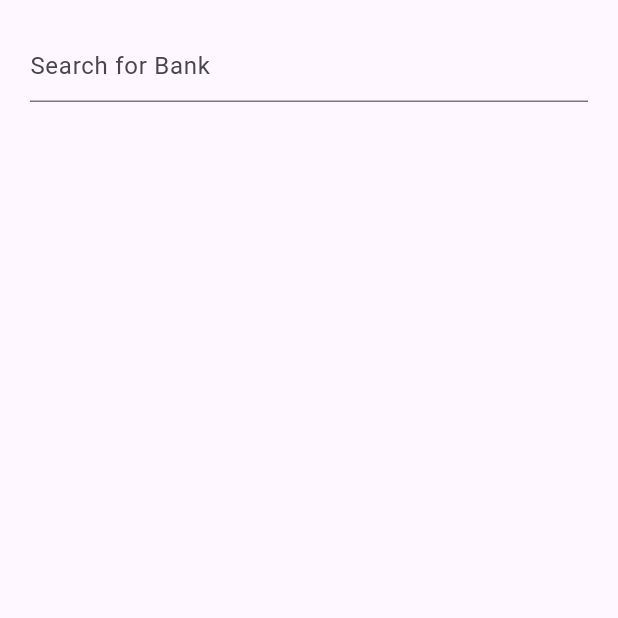
After one commit to Shadowsvg/widgets_gallery, a Flutter app: the screen it shows after launch, after a tap on "Bank Search Logic", on a phone screen of 412 x 824 dp, the top half of it. The commit adds this screen. Run offline on Flutter 3.47's test engine with Material 3 defaults, Android fonts, the phone set to English and light mode, and no system bars.

Commit message:
added bank search logic

```diff
--- /dev/null
+++ b/lib/screens/bank_search_logic.dart
@@ -0,0 +1,139 @@
+import 'package:flutter/material.dart';
+
+class BankSearchLogic extends StatefulWidget {
+  const BankSearchLogic({super.key});
+
+  @override
+  State<BankSearchLogic> createState() => _BankSearchLogicState();
+}
+
+class _BankSearchLogicState extends State<BankSearchLogic> {
+  final TextEditingController _controller = TextEditingController();
+  List<String> _filteredBanks = [];
+  String? errorText;
+
+  final List<String> _allBanks = [
+    'State Bank of India',
+    'Bank of Baroda',
+    'Punjab National Bank',
+    'Axis Bank',
+    'HDFC Bank',
+    'ICICI Bank',
+    'Canara Bank',
+    'Union Bank of India',
+    'Indian Bank',
+    'Bank of Maharashtra',
+    'IDBI Bank',
+    'UCO Bank',
+    'Central Bank of India',
+    'Indian Overseas Bank',
+    'Kotak Mahindra Bank',
+    'Yes Bank',
+    'Federal Bank',
+    'South Indian Bank',
+    'RBL Bank',
+    'IndusInd Bank',
+    'Dhanlaxmi Bank',
+    'City Union Bank',
+    'Karur Vysya Bank',
+    'Lakshmi Vilas Bank',
+    'Jammu & Kashmir Bank',
+    'Bandhan Bank',
+    'IDFC First Bank',
+    'Standard Chartered Bank',
+    'Deutsche Bank',
+    'HSBC Bank',
+  ];
+
+  void _bankFilter(String query) {
+    // filter out all banks which contain given query
+    List<String> filtered = _allBanks
+        .where(
+          (element) => element.toLowerCase().contains(
+                query.toLowerCase(),
+              ),
+        )
+        .toList();
+
+    // sort banks w.r.t index from which given query starts
+    filtered.sort(
+      (a, b) {
+        return (a
+            .toLowerCase()
+            .indexOf(query.toLowerCase())
+            .compareTo(b.toLowerCase().indexOf(query.toLowerCase())));
+      },
+    );
+
+    // sort the groups of banks alphabetically where query is at same index
+    filtered.sort(
+      (a, b) {
+        if (a.toLowerCase().indexOf(query.toLowerCase()) ==
+            b.toLowerCase().indexOf(query.toLowerCase())) {
+          return (a.toLowerCase().compareTo(b.toLowerCase()));
+        } else {
+          return 0;
+        }
+      },
+    );
+    setState(() {
+      if (query.isEmpty) {
+        _filteredBanks = [];
+        filtered = [];
+        errorText = null;
+      } else if (filtered.isEmpty) {
+        errorText = 'No Result Found';
+        _filteredBanks = [];
+      } else {
+        errorText = null;
+        _filteredBanks = filtered;
+      }
+    });
+  }
+
+  @override
+  Widget build(BuildContext context) {
+    return Scaffold(
+      body: SafeArea(
+        child: Padding(
+          padding: const EdgeInsets.all(20.0),
+          child: Column(
+            children: [
+              TextField(
+                controller: _controller,
+                decoration: InputDecoration(
+                  hintText: 'Search for Bank',
+                  errorText: errorText,
+                ),
+                onChanged: (value) {
+                  _bankFilter(value);
+                },
+              ),
+              const SizedBox(
+                height: 20,
+              ),
+              Expanded(
+                child: ListView.separated(
+                  shrinkWrap: true,
+                  itemCount: _filteredBanks.length,
+                  itemBuilder: (context, index) {
+                    return ListTile(title: Text(_filteredBanks[index]));
+                  },
+                  separatorBuilder: (context, index) {
+                    return const Divider();
+                  },
+                ),
+              ),
+            ],
+          ),
+        ),
+      ),
+    );
+  }
+
+  @override
+  void dispose() {
+    _controller.dispose();
+    super.dispose();
+  }
+}
--- a/lib/widget_list.dart
+++ b/lib/widget_list.dart
@@ -1,4 +1,5 @@
 import 'package:flutter/material.dart';
+import 'package:widgets_gallery/screens/bank_search_logic.dart';
 import 'package:widgets_gallery/widgets/buttons/buttons_list.dart';
 import 'package:widgets_gallery/widgets/buttons/normal_button.dart';
 import 'package:widgets_gallery/widgets/animations/animations.dart';
@@ -30,6 +31,13 @@ class WidgetList extends StatelessWidget {
                 label: 'Animations',
                 onTapWidget: Animations(),
               ),
+              SizedBox(
+                height: 20,
+              ),
+              NormalButton(
+                label: 'Bank Search Logic',
+                onTapWidget: BankSearchLogic(),
+              ),
             ],
           ),
         ),
```
